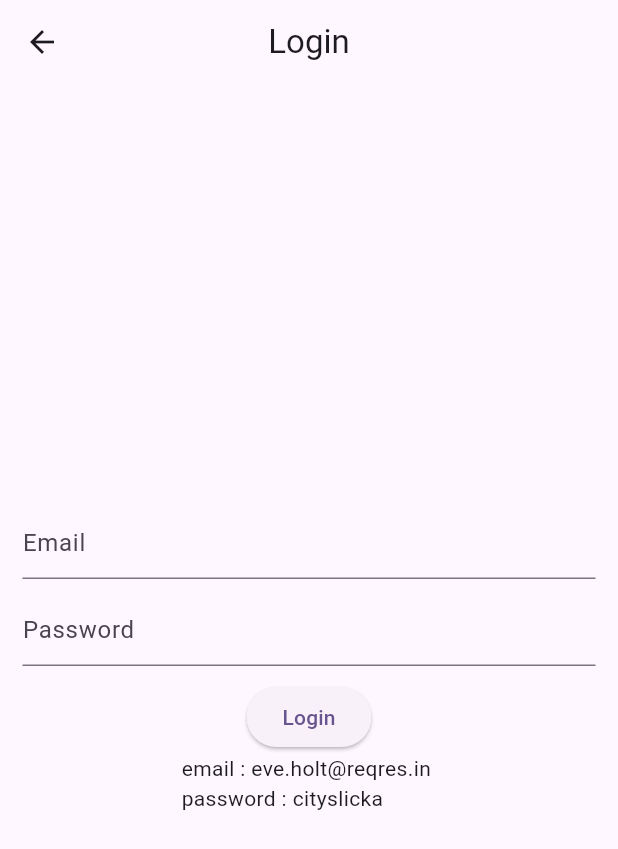
After one commit to Jaydeep0604/flutter_getx, a Flutter app: the screen it shows after launch, after a tap on "Login Using Getx", on a phone screen of 412 x 824 dp. The commit adds this screen. Shown: the top 849 px of the screen. Run offline on Flutter 3.47's test engine with Material 2 defaults, Android fonts, the phone set to English and light mode, and no system bars; our stand-ins replace get, image_picker.

Commit message:
state manage using getx

```diff
--- /dev/null
+++ b/lib/controllers/login_controller.dart
@@ -0,0 +1,35 @@
+import 'dart:convert';
+
+import 'package:flutter/material.dart';
+import 'package:get/get.dart';
+import 'package:http/http.dart';
+
+class LoginController extends GetxController {
+  final emailController = TextEditingController().obs;
+  final passwordController = TextEditingController().obs;
+  RxBool isLoading = false.obs;
+
+  void loginApi() async {
+    try {
+      isLoading.value = true;
+      final response =
+          await post(Uri.parse("https://reqres.in/api/login"), body: {
+        'email': emailController.value.text,
+        'password': passwordController.value.text,
+      });
+      var data = jsonDecode(response.body);
+      print(response.statusCode);
+      print(data);
+      if (response.statusCode == 200) {
+        isLoading.value = false;
+        Get.snackbar("Login successfull", 'Congratiulation');
+      } else {
+        isLoading.value = false;
+        Get.snackbar("Login failed", data['error']);
+      }
+    } catch (e) {
+      isLoading.value = false;
+      Get.snackbar("Exception", e.toString());
+    }
+  }
+}
--- a/lib/ui/color_slider_screen.dart
+++ b/lib/ui/color_slider_screen.dart
@@ -13,7 +13,11 @@ class _ColorSliderScreenState extends State<ColorSliderScreen> {
   ColorController controller = Get.put(ColorController());
   @override
   Widget build(BuildContext context) {
-    return Scaffold(appBar: AppBar(centerTitle: true,title: Text("Basic state color manage"),),
+    return Scaffold(
+      appBar: AppBar(
+        centerTitle: true,
+        title: Text("Basic state color manage"),
+      ),
       body: Center(
           child: Obx(
         () => Column(
--- a/lib/ui/home_screen.dart
+++ b/lib/ui/home_screen.dart
@@ -4,11 +4,12 @@ import 'package:flutter_getx/ui/basic_state_screen.dart';
 import 'package:flutter_getx/ui/color_slider_screen.dart';
 import 'package:flutter_getx/ui/image_pick_screen.dart';
 import 'package:flutter_getx/ui/list_like_screen.dart';
+import 'package:flutter_getx/ui/login_screen.dart';
 import 'package:get/get.dart';
 
 class HomeScreen extends StatefulWidget {
   const HomeScreen({super.key});
-
+// i have an issue with salary slip,when can i talk to to you about this.
   @override
   State<HomeScreen> createState() => _HomeScreenState();
 }
@@ -28,6 +29,8 @@ class _HomeScreenState extends State<HomeScreen> {
         centerTitle: true,
       ),
       body: SafeArea(
+        child: SingleChildScrollView(
+          physics: BouncingScrollPhysics(),
           child: Container(
             padding: EdgeInsets.symmetric(horizontal: 15),
             child: Column(
@@ -211,7 +214,20 @@ class _HomeScreenState extends State<HomeScreen> {
                     ),
                   ),
                 ),
+                Card(
+                  child: ListTile(
+                    title: Text("Login Using Getx"),
+                    onTap: () {
+                      Get.to(LoginScreen());
+                    },
+                    trailing: Transform.scale(
+                      scale: 1,
+                      child: Icon(Icons.touch_app),
+                    ),
+                  ),
+                ),
               ],
+            ),
           ),
         ),
       ),
--- /dev/null
+++ b/lib/ui/login_screen.dart
@@ -0,0 +1,86 @@
+import 'package:flutter/material.dart';
+import 'package:flutter_getx/controllers/login_controller.dart';
+import 'package:get/get.dart';
+
+class LoginScreen extends StatefulWidget {
+  const LoginScreen({super.key});
+
+  @override
+  State<LoginScreen> createState() => _LoginScreenState();
+}
+
+class _LoginScreenState extends State<LoginScreen> {
+  final formKey = GlobalKey<FormState>();
+  LoginController controller = Get.put(LoginController());
+  @override
+  Widget build(BuildContext context) {
+    return Scaffold(
+      appBar: AppBar(
+        title: Text("Login"),
+        centerTitle: true,
+      ),
+      body: SafeArea(
+        child: Center(
+          child: Padding(
+            padding: const EdgeInsets.symmetric(horizontal: 15),
+            child: Form(
+              key: formKey,
+              child: Column(
+                mainAxisAlignment: MainAxisAlignment.center,
+                crossAxisAlignment: CrossAxisAlignment.center,
+                mainAxisSize: MainAxisSize.min,
+                children: [
+                  TextFormField(
+                    controller: controller.emailController.value,
+                    decoration: InputDecoration(
+                      hintText: "Email",
+                      disabledBorder: InputBorder.none,
+                    ),
+                    validator: (value) {
+                      if (value!.isEmpty) {
+                        return "Please enter email";
+                      }
+                      return null;
+                    },
+                  ),
+                  SizedBox(
+                    height: 10,
+                  ),
+                  TextFormField(
+                    controller: controller.passwordController.value,
+                    decoration: InputDecoration(
+                      hintText: "Password",
+                      disabledBorder: InputBorder.none,
+                    ),
+                    validator: (value) {
+                      if (value!.isEmpty) {
+                        return "Please enter password";
+                      }
+                      return null;
+                    },
+                  ),
+                  SizedBox(
+                    height: 10,
+                  ),
+                  Obx(
+                    () => controller.isLoading.value
+                        ? CircularProgressIndicator()
+                        : ElevatedButton(
+                            onPressed: () {
+                              if (formKey.currentState?.validate() ?? false) {
+                                controller.loginApi();
+                              }
+                            },
+                            child: Text("Login"),
+                          ),
+                  ),
+                  Text("email : eve.holt@reqres.in \npassword : cityslicka"),
+                ],
+              ),
+            ),
+          ),
+        ),
+      ),
+    );
+  }
+}
```
Also changed, not shown: lib/controllers/image_picker_controller.dart (added, +13 -0 lines), lib/ui/image_pick_screen.dart (+43 -5 lines). Lines whose indentation alone changed are shown as unchanged.
